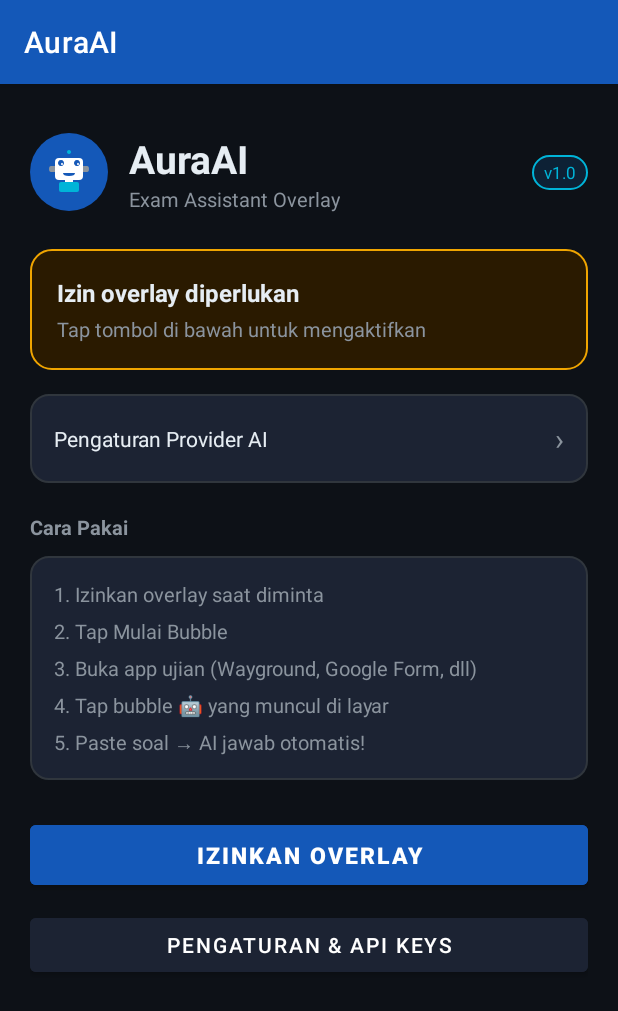
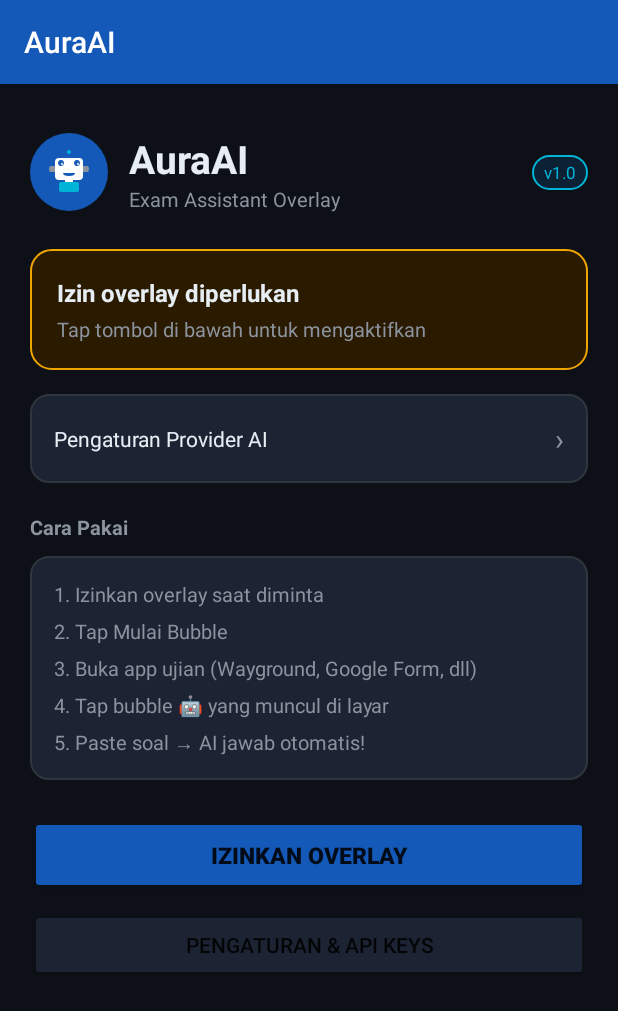
Before and after one commit to alashss/Aurais, an Android app: the screen it shows after launch (MainActivity), on a phone screen of 412 x 824 dp. Shown: the top 1011 px of the screen. Run offline under Robolectric (Android 15) with nearby library versions, the phone set to English and light mode, and no system bars.

Commit message:
Update themes.xml

```diff
--- a/app/src/main/res/values/themes.xml
+++ b/app/src/main/res/values/themes.xml
@@ -1,11 +1,9 @@
 <?xml version="1.0" encoding="utf-8"?>
 <resources>
-    <style name="Theme.AuraAI" parent="Theme.MaterialComponents.DayNight.DarkActionBar">
+    <style name="Theme.AuraAI" parent="Theme.AppCompat.DayNight.DarkActionBar">
         <item name="colorPrimary">@color/accent_blue</item>
-        <item name="colorPrimaryVariant">@color/surface2</item>
-        <item name="colorOnPrimary">@color/white</item>
-        <item name="colorSecondary">@color/accent_cyan</item>
-        <item name="colorSurface">@color/surface</item>
+        <item name="colorPrimaryDark">@color/surface2</item>
+        <item name="colorAccent">@color/accent_cyan</item>
         <item name="android:colorBackground">@color/bg</item>
         <item name="android:windowBackground">@color/bg</item>
         <item name="android:statusBarColor">@color/surface</item>
```
